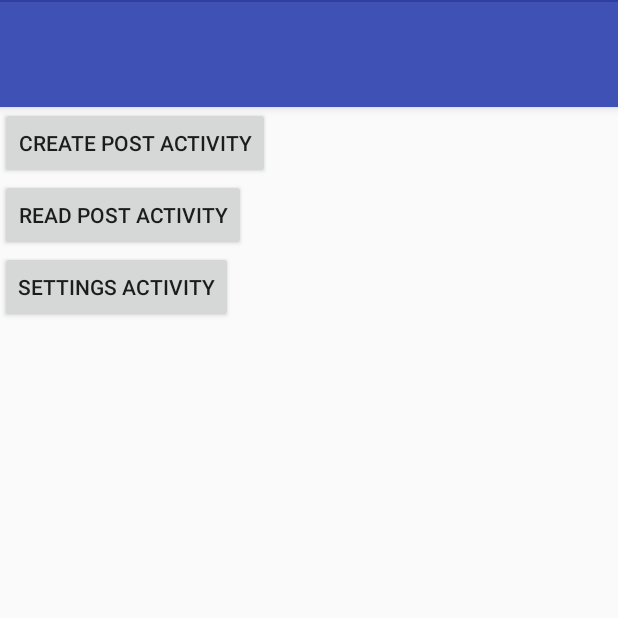
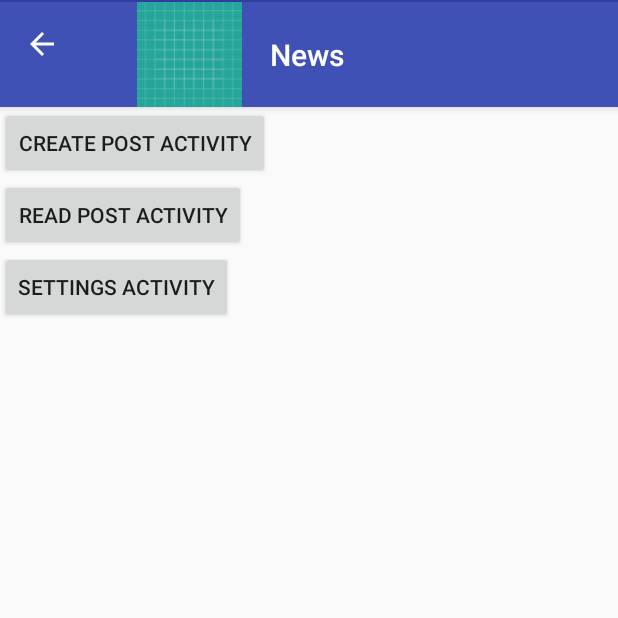
Before and after one commit to milospavicic/NewsProject, an Android app: the PostActivity screen opened directly, with no data from a screen before it, on a phone screen of 412 x 824 dp, the top half of it. Run offline under Robolectric (Android 15) with nearby library versions, the phone set to English and light mode, and no system bars.

Commit message:
New files

```diff
--- a/app/build.gradle
+++ b/app/build.gradle
@@ -20,8 +20,8 @@ android {
 
 dependencies {
     implementation fileTree(dir: 'libs', include: ['*.jar'])
-    implementation 'com.android.support:appcompat-v7:26.0.0'
-    implementation 'com.android.support:design:26.0.0'
+    implementation 'com.android.support:appcompat-v7:26.1.0'
+    implementation 'com.android.support:design:26.1.0'
     implementation 'com.android.support.constraint:constraint-layout:1.0.2'
     testImplementation 'junit:junit:4.12'
     androidTestImplementation 'com.android.support.test:runner:1.0.1'
--- a/app/src/main/java/com/example/korisnik/newsproject/PostActivity.java
+++ b/app/src/main/java/com/example/korisnik/newsproject/PostActivity.java
@@ -3,7 +3,9 @@ package com.example.korisnik.newsproject;
 import android.content.Intent;
 import android.support.v7.app.AppCompatActivity;
 import android.os.Bundle;
+import android.support.v7.widget.Toolbar;
 import android.view.View;
+
 
 public class PostActivity extends AppCompatActivity {
 
@@ -11,6 +13,17 @@ public class PostActivity extends AppCompatActivity {
     protected void onCreate(Bundle savedInstanceState) {
         super.onCreate(savedInstanceState);
         setContentView(R.layout.activity_post);
+
+        Toolbar toolbar = findViewById(R.id.toolbarPostA);
+        setSupportActionBar(toolbar);
+        final android.support.v7.app.ActionBar actionBar = getSupportActionBar();
+
+        if (actionBar != null) {
+            actionBar.setDisplayHomeAsUpEnabled(true);
+            actionBar.setIcon(R.drawable.ic_launcher_background);
+            //actionBar.setHomeAsUpIndicator(R.drawable.ic_drawer);
+            actionBar.setHomeButtonEnabled(true);
+        }
     }
     public void btnCreatePostActivity(View view) {
         Intent i = new Intent(this,CreatePostActivity.class);
--- a/app/src/main/res/layout/activity_post.xml
+++ b/app/src/main/res/layout/activity_post.xml
@@ -1,5 +1,5 @@
 <?xml version="1.0" encoding="utf-8"?>
-<LinearLayout xmlns:android="http://schemas.android.com/apk/res/android"
+<android.support.v7.widget.LinearLayoutCompat xmlns:android="http://schemas.android.com/apk/res/android"
     xmlns:app="http://schemas.android.com/apk/res-auto"
     xmlns:tools="http://schemas.android.com/tools"
     android:layout_width="match_parent"
@@ -10,22 +10,23 @@
     <android.support.design.widget.AppBarLayout
         android:id="@+id/appbar"
         android:layout_width="match_parent"
-        android:layout_height="wrap_content">
+        android:layout_height="wrap_content"
+        android:theme="@style/AppTheme.AppBarOverlay">
 
         <View
             android:layout_width="match_parent"
             android:layout_height="1dp"
             android:background="@color/colorPrimaryDark" />
 
-        <Toolbar
+        <android.support.v7.widget.Toolbar
+            android:id="@+id/toolbarPostA"
             android:layout_width="match_parent"
             android:layout_height="70dp"
-            android:id="@+id/toolbar"
             android:background="?attr/colorPrimary"
             app:popupTheme="@style/AppTheme.PopupOverlay"
             app:layout_scrollFlags="scroll|enterAlways">
 
-        </Toolbar>
+        </android.support.v7.widget.Toolbar>
     </android.support.design.widget.AppBarLayout>
 
 
@@ -49,4 +50,4 @@
         android:layout_height="wrap_content"
         android:onClick="btnSettingsActivity"
         android:text="Settings Activity"/>
-</LinearLayout>
+</android.support.v7.widget.LinearLayoutCompat>
```
Also changed, not shown: app/src/main/java/com/example/korisnik/newsproject/model/NavItem.java (added, +63 -0 lines), app/src/main/ic_launcher-web.png (added), app/src/main/res/mipmap-hdpi/ic_launcher.png, app/src/main/res/mipmap-mdpi/ic_launcher.png, app/src/main/res/mipmap-xhdpi/ic_launcher.png, app/src/main/res/mipmap-xxhdpi/ic_launcher.png, app/src/main/res/mipmap-xxxhdpi/ic_launcher.png.
